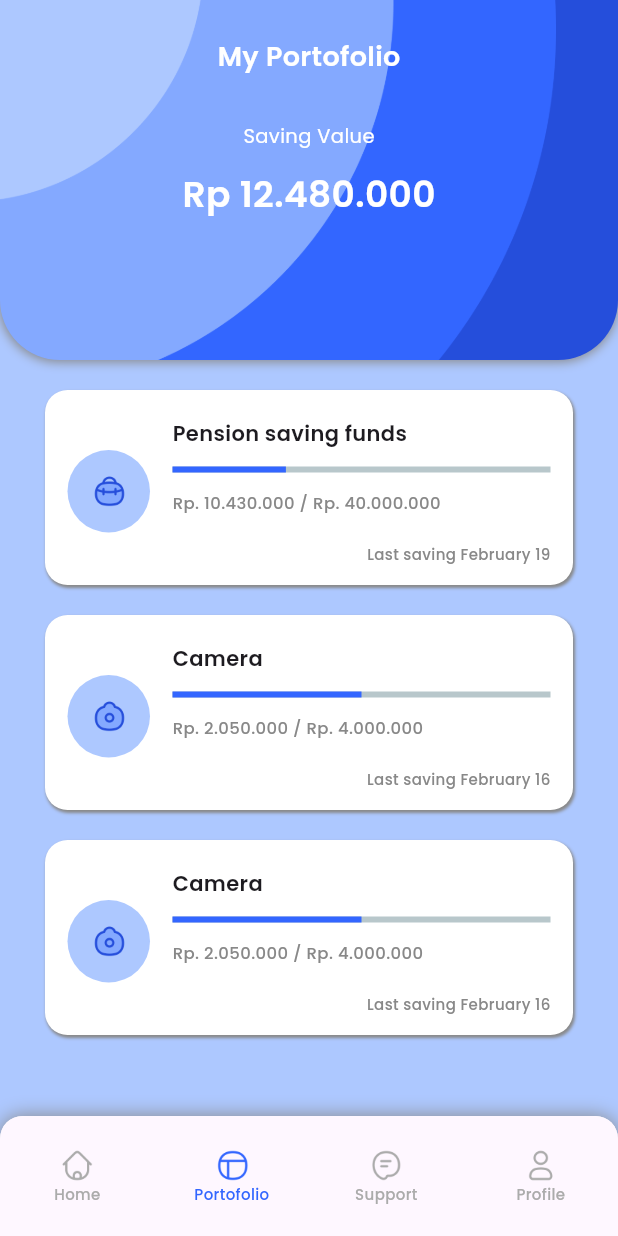
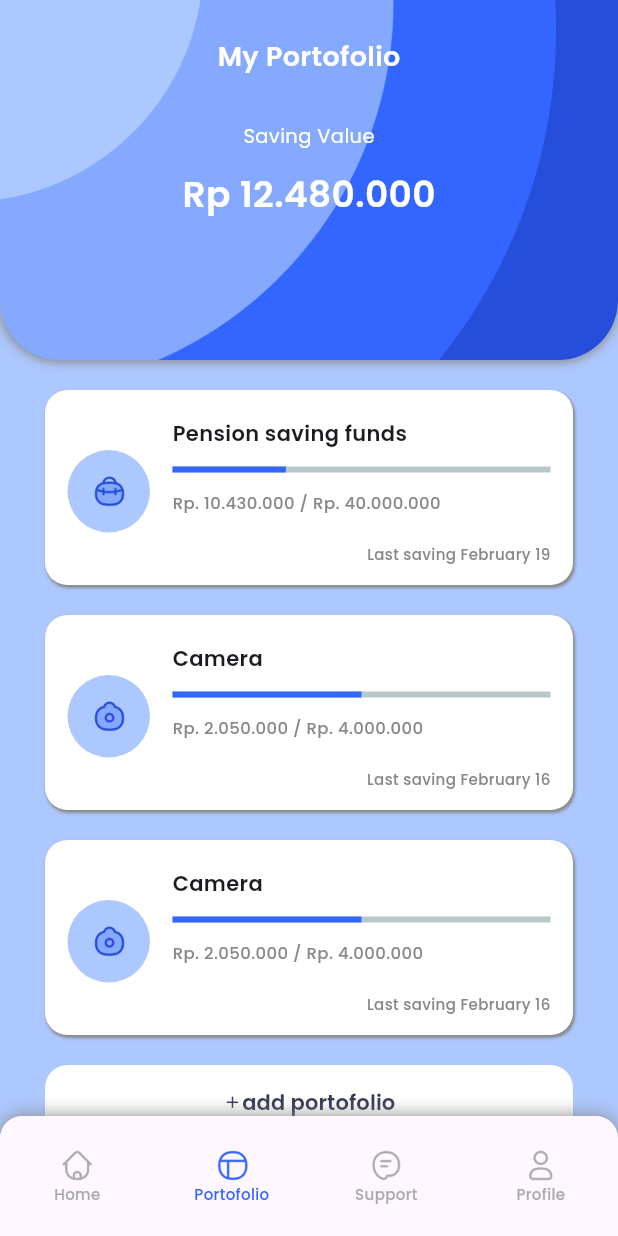
Before and after one commit to BKIlham/21102171_ti3_ppb2324-2, a Flutter app: the MainPage screen opened by its route, item 2 of the bottom bar chosen, on a phone screen of 412 x 824 dp. Run offline on Flutter 3.47's test engine with Material 3 defaults, Android fonts, the phone set to English and light mode, and no system bars; drawn by our look-alikes of percent_indicator; our stand-ins replace bloc, equatable, flutter_bloc, google_fonts.

Commit message:
53. Portfolio Page Button

```diff
--- a/saving_app (Pertemuan 6-7)/saving_app/lib/pages/portofolio/portofolio_page.dart
+++ b/saving_app (Pertemuan 6-7)/saving_app/lib/pages/portofolio/portofolio_page.dart
@@ -70,6 +70,40 @@ class PortofolioPage extends StatelessWidget {
               'Rp. 2.050.000 / Rp. 4.000.000', 'Last saving February 16'),
           _portofolioCardList('assets/icons/camera.png', 'Camera', 0.5,
               'Rp. 2.050.000 / Rp. 4.000.000', 'Last saving February 16'),
+          Container(
+            margin: EdgeInsets.symmetric(
+              vertical: 20,
+              horizontal: 30,
+            ),
+            child: TextButton(
+              onPressed: () {},
+              child: Row(
+                mainAxisAlignment: MainAxisAlignment.center,
+                children: [
+                  Icon(
+                    Icons.add,
+                    size: 13,
+                    color: kLuckyBlue,
+                  ),
+                  Text(
+                    'add portofolio',
+                    style: kButton2.copyWith(
+                        color: kLuckyBlue, fontWeight: FontWeight.w600),
+                  )
+                ],
+              ),
+              style: TextButton.styleFrom(
+                backgroundColor: kWhite,
+                padding: EdgeInsets.symmetric(vertical: 15),
+                shape: RoundedRectangleBorder(
+                  borderRadius: BorderRadius.all(
+                    Radius.circular(15),
+                  ),
+                ),
+                elevation: 4,
+              ),
+            ),
+          )
         ],
       ),
     );
```
